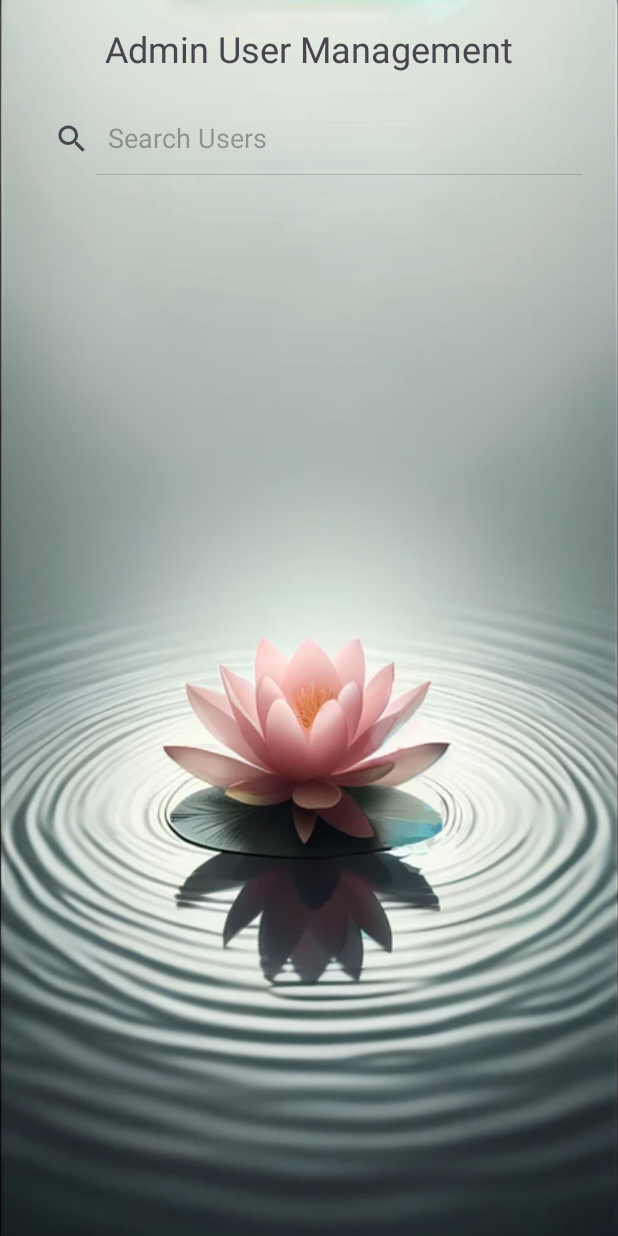
After one commit to iFernandez96/Lotus, an Android app: the AdminActivity screen opened directly, with no data from a screen before it, on a phone screen of 412 x 824 dp. The commit adds this screen. Run offline under Robolectric (Android 15) with nearby library versions, the phone set to English and light mode, and no system bars; Roboto replaces fonts that are not available here; 2 statements that could not run were skipped.

Commit message:
Added Activity admin and updated profile

```diff
--- /dev/null
+++ b/app/src/main/java/com/example/lotus/AdminActivity.java
@@ -0,0 +1,84 @@
+package com.example.lotus;
+
+import android.os.Bundle;
+import android.view.View;
+import android.widget.Button;
+import android.widget.EditText;
+import android.widget.LinearLayout;
+import android.widget.SearchView;
+import android.widget.Toast;
+
+import androidx.appcompat.app.AppCompatActivity;
+import androidx.lifecycle.ViewModelProvider;
+
+import com.example.lotus.Database.entities.User;
+
+public class AdminActivity extends AppCompatActivity {
+    private UserViewModel viewModel;
+    private LinearLayout userDetailsLayout;
+    private EditText editTextName, editTextEmail, editTextPassword;
+    private Button buttonUpdate, buttonDelete;
+
+    @Override
+    protected void onCreate(Bundle savedInstanceState) {
+        super.onCreate(savedInstanceState);
+        setContentView(R.layout.activity_admin);
+
+        userDetailsLayout = findViewById(R.id.userDetailsLayout);
+        editTextName = findViewById(R.id.editTextName);
+        editTextEmail = findViewById(R.id.editTextEmail);
+        editTextPassword = findViewById(R.id.editTextPassword);
+        buttonUpdate = findViewById(R.id.buttonUpdate);
+        buttonDelete = findViewById(R.id.buttonDelete);
+
+        viewModel = new ViewModelProvider(this).get(UserViewModel.class);
+        setupSearch();
+        setupButtons();
+    }
+
+    private void setupSearch() {
+        SearchView searchUser = findViewById(R.id.searchUser);
+        searchUser.setOnQueryTextListener(new SearchView.OnQueryTextListener() {
+            @Override
+            public boolean onQueryTextSubmit(String query) {
+                viewModel.fetchUserByUsername(query);
+                return true;
+            }
+
+            @Override
+            public boolean onQueryTextChange(String newText) {
+                return true;  // Setup trie?
+            }
+        });
+
+        viewModel.getUserLiveData().observe(this, user -> {
+            if (user != null) {
+                userDetailsLayout.setVisibility(View.VISIBLE);
+                editTextName.setText(user.getName());
+                editTextEmail.setText(user.getEmail());
+                editTextPassword.setText(user.getPassword());
+            } else {
+                Toast.makeText(AdminActivity.this, "No user found", Toast.LENGTH_SHORT).show();
+                userDetailsLayout.setVisibility(View.GONE);
+            }
+        });
+    }
+
+    private void setupButtons() {
+        buttonUpdate.setOnClickListener(v -> {
+            User user = new User(
+                    editTextName.getText().toString(),
+                    editTextEmail.getText().toString(),
+                    editTextPassword.getText().toString()  // TODO: Handle password updates with security in mind.
+            );
+            viewModel.updateUser(user);
+            Toast.makeText(AdminActivity.this, "User updated successfully", Toast.LENGTH_SHORT).show();
+        });
+
+        buttonDelete.setOnClickListener(v -> {
+            viewModel.deleteUser();
+            Toast.makeText(AdminActivity.this, "User deleted successfully", Toast.LENGTH_SHORT).show();
+            userDetailsLayout.setVisibility(View.GONE);  // Hide user details layout after deletion.
+        });
+    }
+}
--- a/app/src/main/java/com/example/lotus/CreateUserActivity.java
+++ b/app/src/main/java/com/example/lotus/CreateUserActivity.java
@@ -51,7 +51,7 @@ public class CreateUserActivity extends AppCompatActivity {
         });
     }
 
-    private boolean insertUserRecord(String Username,String Email, String Password) {
+    boolean insertUserRecord(String Username,String Email, String Password) {
         User user = repository.getUserByUsername(Username);
         if (user!=null) {
             Toast.makeText(this, "The User already exists. Please enter a new Username", Toast.LENGTH_SHORT).show();
--- a/app/src/main/java/com/example/lotus/Database/UserDao.java
+++ b/app/src/main/java/com/example/lotus/Database/UserDao.java
@@ -1,5 +1,6 @@
 package com.example.lotus.Database;
 
+import androidx.lifecycle.LiveData;
 import androidx.room.Dao;
 import androidx.room.Delete;
 import androidx.room.Insert;
--- a/app/src/main/java/com/example/lotus/Database/entities/User.java
+++ b/app/src/main/java/com/example/lotus/Database/entities/User.java
@@ -86,4 +86,8 @@ public class User {
     public void setEmail(String email) {
         this.email = email;
     }
+
+    public String getName() {
+        return username;
+    }
 }
--- /dev/null
+++ b/app/src/main/res/layout/activity_admin.xml
@@ -0,0 +1,70 @@
+<?xml version="1.0" encoding="utf-8"?>
+<LinearLayout xmlns:android="http://schemas.android.com/apk/res/android"
+    xmlns:tools="http://schemas.android.com/tools"
+    android:background="@drawable/background9"
+    android:layout_width="match_parent"
+    android:layout_height="match_parent"
+    android:orientation="vertical"
+    android:padding="16dp">
+
+    <TextView
+        android:layout_width="match_parent"
+        android:layout_height="wrap_content"
+        android:text="Admin User Management"
+        android:textSize="24sp"
+        android:gravity="center"
+        android:layout_marginBottom="20dp" />
+
+    <SearchView
+        android:id="@+id/searchUser"
+        android:layout_width="match_parent"
+        android:layout_height="wrap_content"
+        android:iconifiedByDefault="false"
+        android:queryHint="Search Users"/>
+
+    <LinearLayout
+        android:id="@+id/userDetailsLayout"
+        android:layout_width="match_parent"
+        android:layout_height="wrap_content"
+        android:orientation="vertical"
+        android:visibility="gone"
+        tools:visibility="visible">
+        <EditText
+            android:id="@+id/editTextName"
+            android:layout_width="match_parent"
+            android:layout_height="wrap_content"
+            android:hint="User Name"
+            android:inputType="textPersonName"/>
+
+        <EditText
+            android:id="@+id/editTextEmail"
+            android:layout_width="match_parent"
+            android:layout_height="wrap_content"
+            android:hint="Email"
+            android:inputType="textEmailAddress" />
+
+        <EditText
+            android:id="@+id/editTextPassword"
+            android:layout_width="match_parent"
+            android:layout_height="wrap_content"
+            android:hint="Password"
+            android:inputType="textPassword" />
+
+        <Button
+            android:id="@+id/buttonUpdate"
+            android:layout_width="match_parent"
+            android:layout_height="wrap_content"
+            android:text="Update User"
+            android:layout_marginTop="16dp" />
+
+        <Button
+            android:id="@+id/buttonDelete"
+            android:layout_width="match_parent"
+            android:layout_height="wrap_content"
+            android:text="Delete User"
+            android:layout_marginTop="8dp" />
+
+
+
+    </LinearLayout>
+</LinearLayout>
--- a/app/src/main/res/layout/activity_create_user.xml
+++ b/app/src/main/res/layout/activity_create_user.xml
@@ -40,7 +40,9 @@
         android:layout_height="56dp"
         android:layout_marginTop="96dp"
         android:fontFamily="@font/roboto_mono_thin"
+        android:textColor="@color/black"
         android:gravity="center"
+        android:textStyle="bold"
         android:text="@string/create_user"
         android:textSize="40dp"
         app:layout_constraintEnd_toEndOf="parent"
@@ -87,6 +89,7 @@
         android:layout_marginTop="100dp"
         android:background="@color/black"
         android:fontFamily="@font/vast_shadow"
+        android:textColor="@color/white"
         android:text="Register"
         android:textSize="12dp"
         app:backgroundTint="@color/black"
--- a/app/src/main/res/layout/activity_profile.xml
+++ b/app/src/main/res/layout/activity_profile.xml
@@ -38,7 +38,6 @@
         android:inputType="textPassword"
         android:minHeight="48dp"/>
 
-    <!-- Example buttons with appropriate touch target sizes -->
     <Button
         android:id="@+id/buttonUpdateProfile"
         android:layout_width="match_parent"
```
Also changed, not shown: app/src/main/AndroidManifest.xml (+6 -1 lines), app/src/main/java/com/example/lotus/ProgressTracking.java (added, +24 -0 lines), app/src/main/java/com/example/lotus/UserViewModel.java (added, +37 -0 lines), app/src/main/res/layout/activity_progress_tracking.xml (added, +10 -0 lines), 1 other file.
